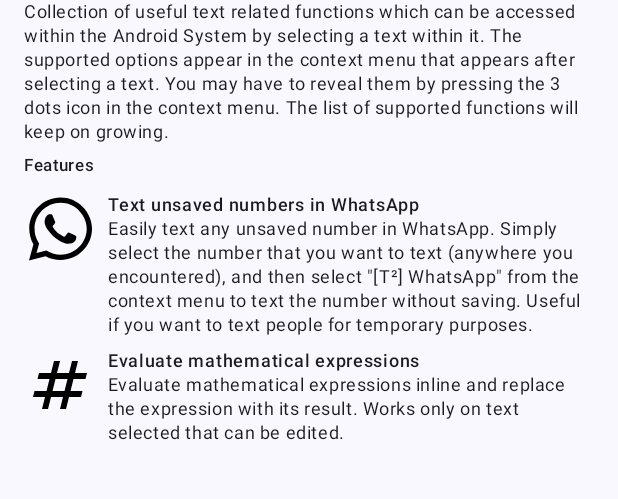
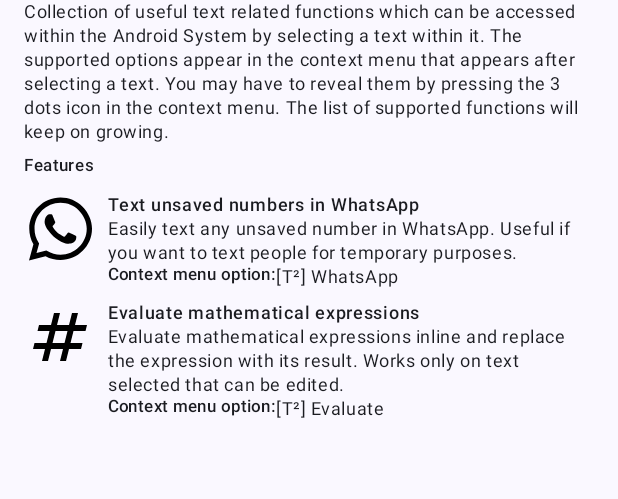
Before and after one commit to corphish/TextTools, an Android app built with Jetpack Compose: the screen it shows after launch (MainActivity), on a phone screen of 412 x 824 dp, the part 63-562 px from its top. Run offline under Robolectric (Android 15) with nearby library versions, the phone set to English and light mode, and no system bars.

Commit message:
Update feature showcase UI
Signed-off-by: Avinaba Dalal <d97.avinaba@gmail.com>

```diff
--- a/app/src/main/AndroidManifest.xml
+++ b/app/src/main/AndroidManifest.xml
@@ -14,7 +14,7 @@
         <activity
             android:name=".activities.EvalActivity"
             android:exported="true"
-            android:label="@string/quick_tools_eval"
+            android:label="@string/context_menu_eval"
             android:theme="@android:style/Theme.NoDisplay">
             <intent-filter>
                 <action android:name="android.intent.action.PROCESS_TEXT" />
@@ -25,7 +25,7 @@
         <activity
             android:name=".activities.WUPActivity"
             android:exported="true"
-            android:label="@string/quick_tools_whatsapp"
+            android:label="@string/context_menu_whatsapp"
             android:theme="@android:style/Theme.NoDisplay">
             <intent-filter>
                 <action android:name="android.intent.action.PROCESS_TEXT" />
--- a/app/src/main/java/com/corphish/quicktools/activities/MainActivity.kt
+++ b/app/src/main/java/com/corphish/quicktools/activities/MainActivity.kt
@@ -81,6 +81,10 @@
         ) {
             Text(text = stringResource(id = feature.featureTitle), style = Typography.labelMedium)
             Text(text = stringResource(id = feature.featureDesc), style = Typography.bodySmall)
+            Row {
+                Text(text = stringResource(id = R.string.context_menu_option), style = Typography.labelSmall)
+                Text(text = stringResource(id = feature.contextMenuText), style = Typography.bodySmall)
+            }
         }
     }
 }
--- a/app/src/main/java/com/corphish/quicktools/features/Feature.kt
+++ b/app/src/main/java/com/corphish/quicktools/features/Feature.kt
@@ -11,18 +11,21 @@
     @DrawableRes val icon: Int,
     @StringRes val featureTitle: Int,
     @StringRes val featureDesc: Int,
+    @StringRes val contextMenuText: Int,
 ) {
     companion object {
         val LIST = listOf(
             Feature(
                 icon = R.drawable.ic_whatsapp,
                 featureTitle = R.string.wup_title,
-                featureDesc = R.string.wup_desc
+                featureDesc = R.string.wup_desc,
+                contextMenuText = R.string.context_menu_whatsapp,
             ),
             Feature(
                 icon = R.drawable.ic_numbers,
                 featureTitle = R.string.eval_title,
-                featureDesc = R.string.eval_desc
+                featureDesc = R.string.eval_desc,
+                contextMenuText = R.string.context_menu_eval,
             )
         )
     }
--- a/app/src/main/res/values/strings.xml
+++ b/app/src/main/res/values/strings.xml
@@ -3,12 +3,13 @@
     <string name="app_desc">Collection of useful text related functions which can be accessed within the Android System by selecting a text within it. The supported options appear in the context menu that appears after selecting a text. You may have to reveal them by pressing the 3 dots icon in the context menu. The list of supported functions will keep on growing.</string>
 
     <string name="features">Features</string>
+    <string name="context_menu_option">Context menu option: </string>
 
-    <string name="quick_tools_whatsapp">[T\u00B2] WhatsApp</string>
+    <string name="context_menu_whatsapp">[T\u00B2] WhatsApp</string>
     <string name="wup_title">Text unsaved numbers in WhatsApp</string>
-    <string name="wup_desc">Easily text any unsaved number in WhatsApp. Simply select the number that you want to text (anywhere you encountered), and then select \"[T\u00B2] WhatsApp\" from the context menu to text the number without saving. Useful if you want to text people for temporary purposes.</string>
+    <string name="wup_desc">Easily text any unsaved number in WhatsApp. Useful if you want to text people for temporary purposes.</string>
 
-    <string name="quick_tools_eval">[T\u00B2] Evaluate</string>
+    <string name="context_menu_eval">[T\u00B2] Evaluate</string>
     <string name="eval_title">Evaluate mathematical expressions</string>
     <string name="eval_desc">Evaluate mathematical expressions inline and replace the expression with its result. Works only on text selected that can be edited.</string>
     <string name="invalid_expression">Invalid mathematical expression</string>
```
